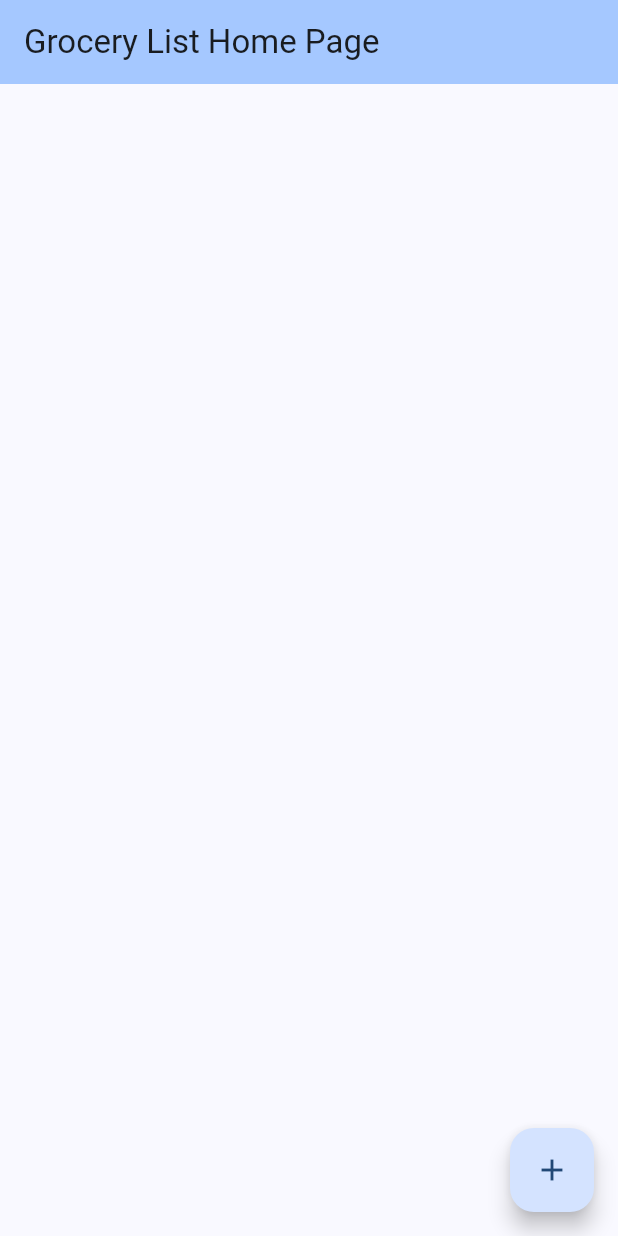
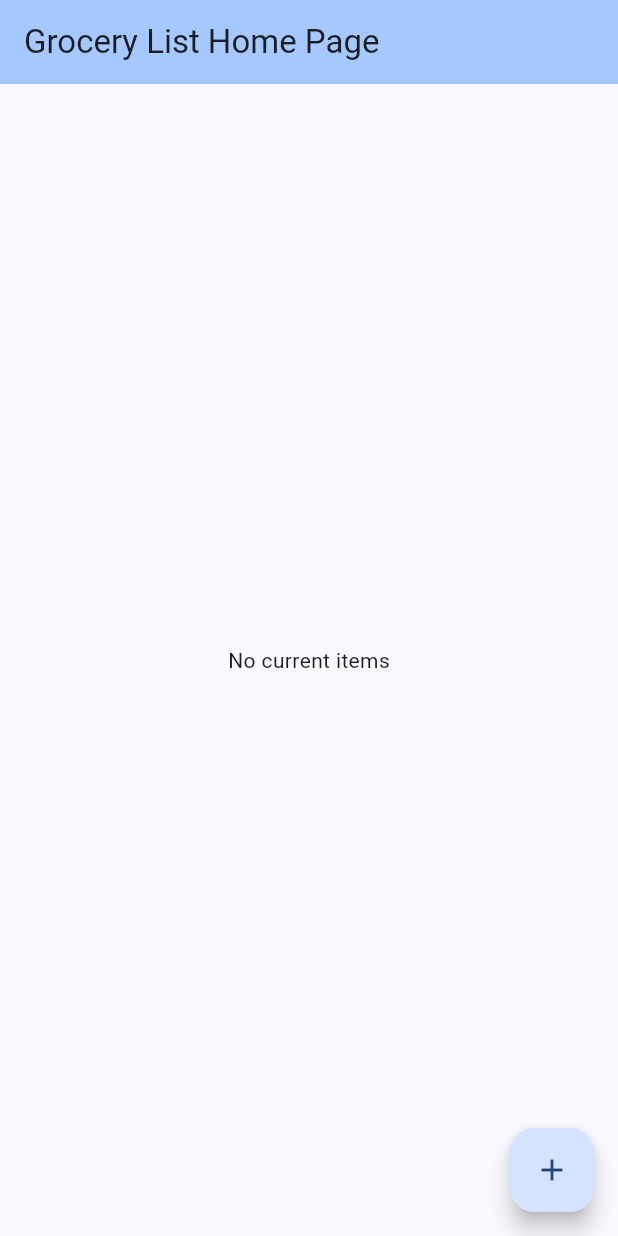
Before and after one commit to trev191/GroceryList, a Flutter app: the screen it shows after launch, on a phone screen of 412 x 824 dp. Run offline on Flutter 3.47's test engine with Material 3 defaults, Android fonts, the phone set to English and light mode, and no system bars; our stand-ins replace bloc, flutter_bloc.

Commit message:
Implement BLoC pattern for basic add item functionality. Update folder structure and rename files.

```diff
--- /dev/null
+++ b/grocery_list/lib/blocs/grocery_list_bloc.dart
@@ -0,0 +1,15 @@
+import 'package:bloc/bloc.dart';
+import 'package:meta/meta.dart';
+import 'package:grocery_list/models/item.dart';
+
+part 'grocery_list_event.dart';
+part 'grocery_list_state.dart';
+
+class GroceryListBloc extends Bloc<GroceryListEvent, GroceryListState> {
+  GroceryListBloc() : super(GroceryListInitial(items: [])) {
+    on<AddItem>((event, emit) {
+      state.items.add(Item(itemText: event.itemText));
+      emit(GroceryListUpdated(items: state.items));
+    });
+  }
+}
--- /dev/null
+++ b/grocery_list/lib/blocs/grocery_list_event.dart
@@ -0,0 +1,10 @@
+part of 'grocery_list_bloc.dart';
+
+@immutable
+sealed class GroceryListEvent {}
+
+class AddItem extends GroceryListEvent {
+  final String itemText;
+
+  AddItem({required this.itemText});
+}
--- /dev/null
+++ b/grocery_list/lib/blocs/grocery_list_state.dart
@@ -0,0 +1,14 @@
+part of 'grocery_list_bloc.dart';
+
+sealed class GroceryListState {
+  List<Item> items = <Item>[];
+  GroceryListState({required this.items});
+}
+
+final class GroceryListInitial extends GroceryListState {
+  GroceryListInitial({required super.items});
+}
+
+final class GroceryListUpdated extends GroceryListState {
+  GroceryListUpdated({required super.items});
+}
--- a/grocery_list/lib/grocery_list_widget/grocery_list.dart
+++ b/grocery_list/lib/grocery_list_widget/grocery_list_widget.dart
@@ -1,17 +1,23 @@
 import 'package:flutter/material.dart';
+import 'package:flutter_bloc/flutter_bloc.dart';
+import 'package:grocery_list/blocs/grocery_list_bloc.dart';
+import 'package:grocery_list/grocery_list_widget/grocery_list_item.dart';
 
 class GroceryListApp extends StatelessWidget {
   const GroceryListApp({super.key});
 
   @override
   Widget build(BuildContext context) {
-    return MaterialApp(
-      title: 'Grocery List',
-      theme: ThemeData(
-        colorScheme: ColorScheme.fromSeed(seedColor: Color.fromARGB(255, 85, 93, 107)),
-        useMaterial3: true,
+    return BlocProvider(
+      create: (context) => GroceryListBloc(),
+      child: MaterialApp(
+        title: 'Grocery List',
+        theme: ThemeData(
+          colorScheme: ColorScheme.fromSeed(seedColor: Color.fromARGB(255, 85, 93, 107)),
+          useMaterial3: true,
+        ),
+        home: const GroceryListHomePage(title: 'Grocery List Home Page'),
       ),
-      home: const GroceryListHomePage(title: 'Grocery List Home Page'),
     );
   }
 }
@@ -24,50 +30,18 @@ class GroceryListHomePage extends StatefulWidget {
   State<StatefulWidget> createState() => _GroceryListState();
 }
 
-// Basic class for single grocery list item
-class Item {
-  Item({
-    required this.itemText,
-  });
-
-  final String itemText;
-}
-
-// Contains Widget builder for single grocery list item
-class GroceryListItem extends StatelessWidget {
-  const GroceryListItem({
-    super.key,
-    required this.item,
-  });
-
-  final Item item;
-
-  @override
-  Widget build(BuildContext context) {
-    return ListTile(
-      title: Text(item.itemText)
-    );
-  }
-}
-
 class _GroceryListState extends State<GroceryListHomePage> {
   final TextEditingController _textFieldController = TextEditingController();
-  final List<Item> _items = <Item>[];
 
-  void _addItem(String itemText) {
-    setState(() {
-      _items.add(Item(itemText: itemText));
-    });
-    _textFieldController.clear();
-  }
-
-  List<GroceryListItem> buildGroceryListItemsWidget() {
-    return (
-      _items.map((Item item) {
+  ListView buildGroceryListItemsWidget(items) {
+    return ListView.builder(
+      itemCount: items.length,
+      itemBuilder: (context, index) {
+        final item = items[index];
         return GroceryListItem(
           item: item,
         );
-      }).toList()
+      },
     );
   }
 
@@ -86,9 +60,12 @@ class _GroceryListState extends State<GroceryListHomePage> {
             TextButton(
               child: const Text('Add'),
               onPressed: () {
-                if (_textFieldController.text != ''){
+                if (_textFieldController.text.isNotEmpty){
                   Navigator.of(context).pop();
-                  _addItem(_textFieldController.text);
+                  context.read<GroceryListBloc>().add(
+                    AddItem(itemText: _textFieldController.text)
+                  );
+                  _textFieldController.clear();
                 } else {
                   showDialog(
                     context: context,
@@ -110,9 +87,17 @@ class _GroceryListState extends State<GroceryListHomePage> {
         backgroundColor: Theme.of(context).colorScheme.inversePrimary,
         title: Text(widget.title),
       ),
-      body: ListView(
-        padding: const EdgeInsets.symmetric(vertical: 8.0),
-        children: buildGroceryListItemsWidget(),
+      body: BlocBuilder<GroceryListBloc, GroceryListState> (
+          builder: (context, state) {
+            if (state is GroceryListUpdated && state.items.isNotEmpty) {
+              return buildGroceryListItemsWidget(state.items);
+            } else {
+              return const SizedBox(
+                width: double.infinity,
+                child: Center(child: Text('No current items')),
+              );
+            }
+          },
       ),
       floatingActionButton: FloatingActionButton(
         onPressed: () => _displayAddItemDialog(),
--- a/grocery_list/lib/main.dart
+++ b/grocery_list/lib/main.dart
@@ -1,5 +1,5 @@
 import 'package:flutter/material.dart';
-import 'package:grocery_list/grocery_list_widget/grocery_list.dart';
+import 'package:grocery_list/grocery_list_widget/grocery_list_widget.dart';
 
 void main() {
   runApp(const GroceryListApp());
--- /dev/null
+++ b/grocery_list/lib/models/item.dart
@@ -0,0 +1,8 @@
+// Basic class for single grocery list item
+class Item {
+  Item({
+    required this.itemText,
+  });
+
+  final String itemText;
+}
--- a/grocery_list/pubspec.yaml
+++ b/grocery_list/pubspec.yaml
@@ -31,7 +31,7 @@ dependencies:
   flutter:
     sdk: flutter
   bloc: ^8.1.4
-
+  flutter_bloc: ^8.1.6
 
   # The following adds the Cupertino Icons font to your application.
   # Use with the CupertinoIcons class for iOS style icons.
```
Also changed, not shown: grocery_list/lib/grocery_list_widget/grocery_list_item.dart (added, +20 -0 lines).
